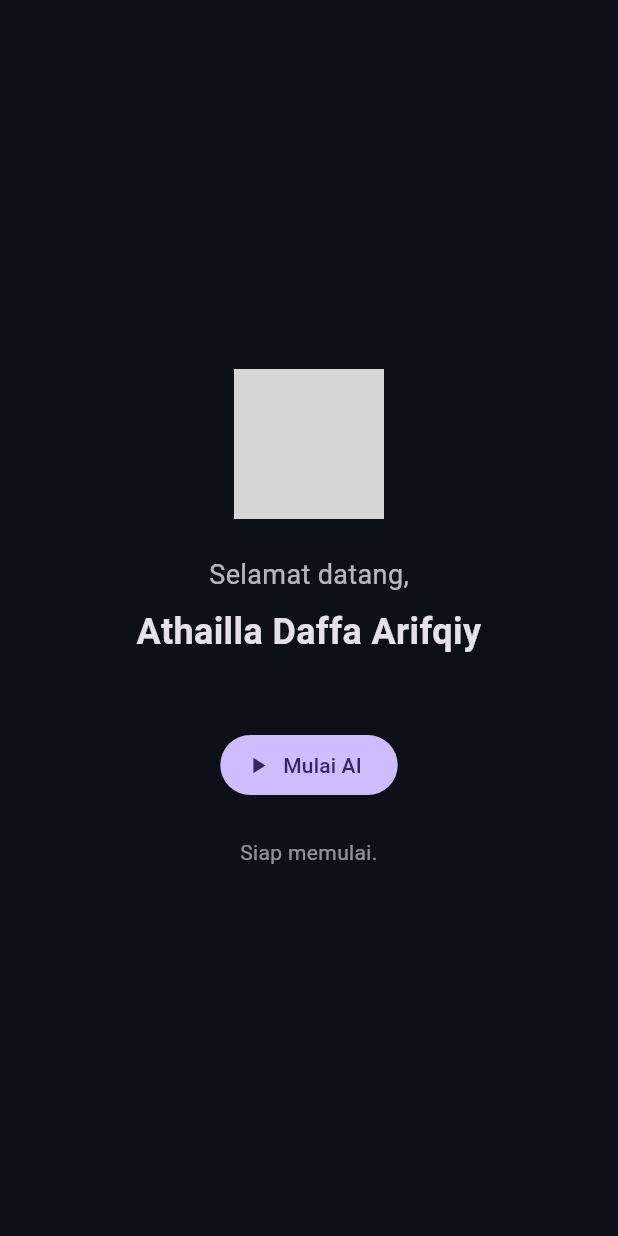
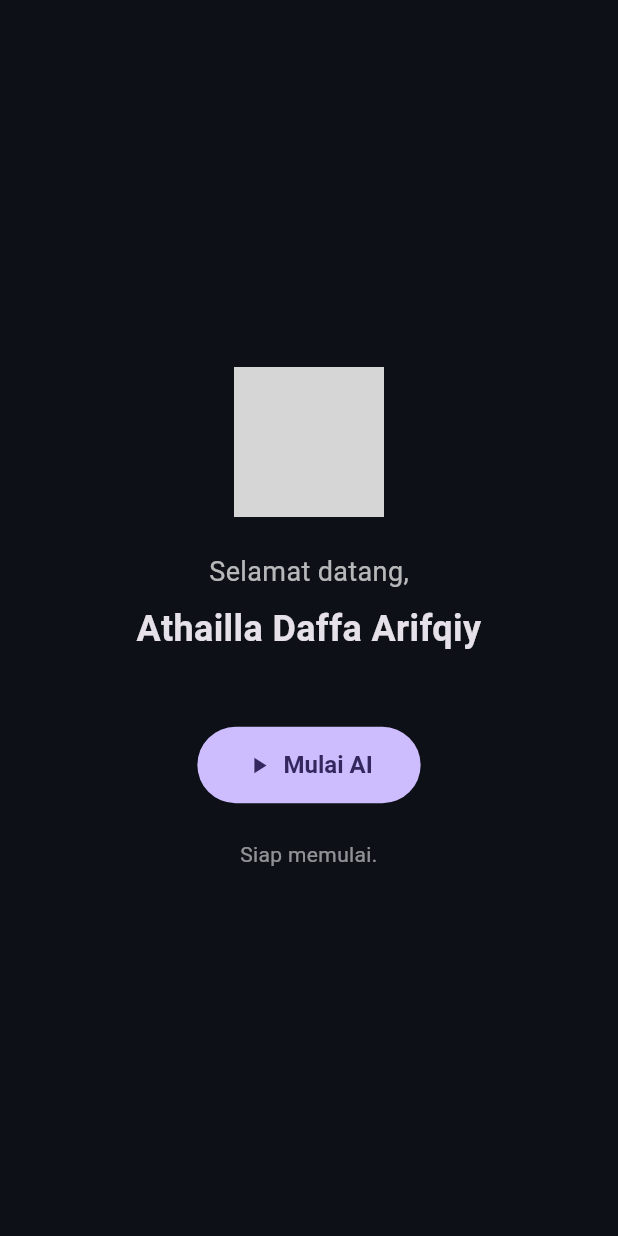
Before and after one commit to daffaarifqiy/Ai, a Flutter app: the WelcomeScreen screen opened directly, on a phone screen of 412 x 824 dp. Run offline on Flutter 3.47's test engine with Material 3 defaults, Android fonts, the phone set to English and light mode, and no system bars; our stand-ins replace device_info_plus, flutter_highlight, hive, hive_flutter, permission_handler, shared_preferences and 1 more; missing offline and left inert: llama_flutter_android; accounts and stored records are empty; grey boxes are pictures that could not be loaded.

Commit message:
Update welcome_screen.dart

```diff
--- a/files/lib/screens/welcome_screen.dart
+++ b/files/lib/screens/welcome_screen.dart
@@ -48,7 +48,7 @@ class _WelcomeScreenState extends State<WelcomeScreen> {
 
       setState(() => _status = 'Memuat mesin AI...');
 
-      // Bagian ini paling rawan crash (Native Library)
+      // Proses ini memuat library C++ (llama.cpp)
       final controller = await ModelService.loadModel();
 
       if (mounted) {
@@ -95,6 +95,10 @@ class _WelcomeScreenState extends State<WelcomeScreen> {
                   onPressed: _startAI,
                   icon: const Icon(Icons.play_arrow),
                   label: const Text('Mulai AI'),
+                  style: FilledButton.styleFrom(
+                    padding: const EdgeInsets.symmetric(horizontal: 32, vertical: 16),
+                    textStyle: const TextStyle(fontSize: 16, fontWeight: FontWeight.bold),
+                  ),
                 ),
 
               const SizedBox(height: 24),
```
